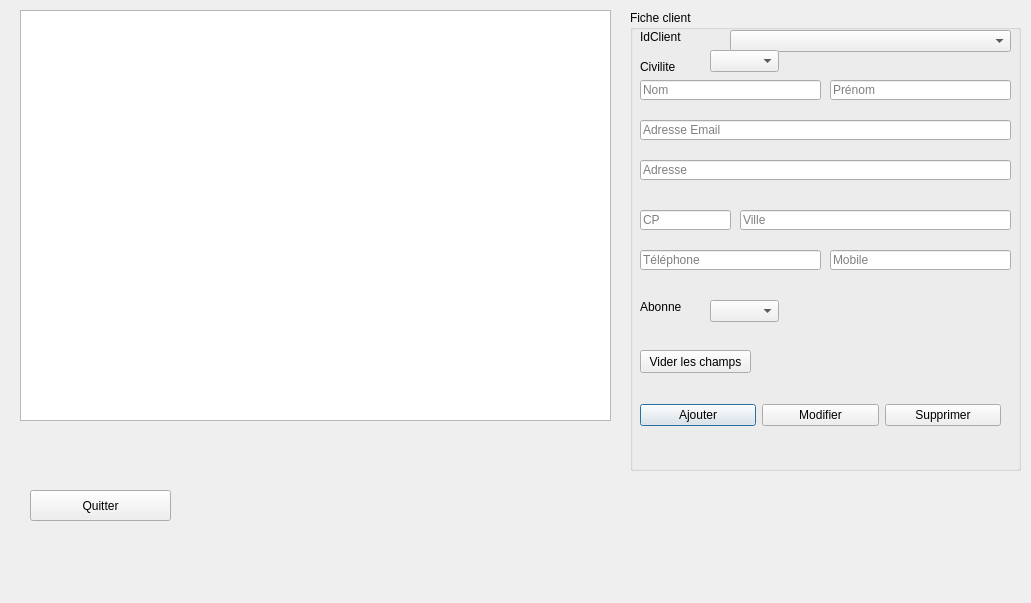
Above: FestiClicC/clients.ui from FestiClic/FestiClic3 before the change. Below: the same form after it.
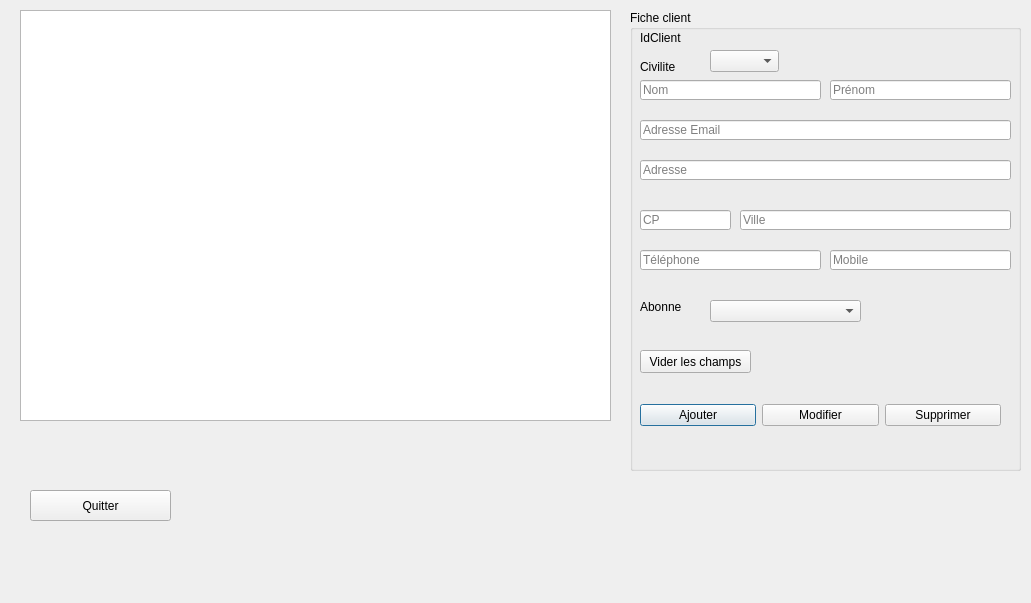
That is the form after the change.

Commit message: Fiche client ok: utilisation du bindValue pour les requetes + création methode viderChamps et miseAjour TableView

```diff
--- a/FestiClicC/clients.ui
+++ b/FestiClicC/clients.ui
@@ -74,16 +74,6 @@
      <string>Nom</string>
     </property>
    </widget>
-   <widget class="QComboBox" name="cltCBoxIdSpectacle">
-    <property name="geometry">
-     <rect>
-      <x>100</x>
-      <y>20</y>
-      <width>281</width>
-      <height>22</height>
-     </rect>
-    </property>
-   </widget>
    <widget class="QWidget" name="horizontalLayoutWidget">
     <property name="geometry">
      <rect>
@@ -187,8 +177,8 @@
      <rect>
       <x>10</x>
       <y>20</y>
-      <width>47</width>
-      <height>13</height>
+      <width>41</width>
+      <height>16</height>
      </rect>
     </property>
     <property name="text">
@@ -264,7 +254,7 @@
      <rect>
       <x>80</x>
       <y>290</y>
-      <width>69</width>
+      <width>151</width>
       <height>22</height>
      </rect>
     </property>
```
Left out of the diff: 1 changed line with no effect on the pictures. The commit also changes 5 other files.
